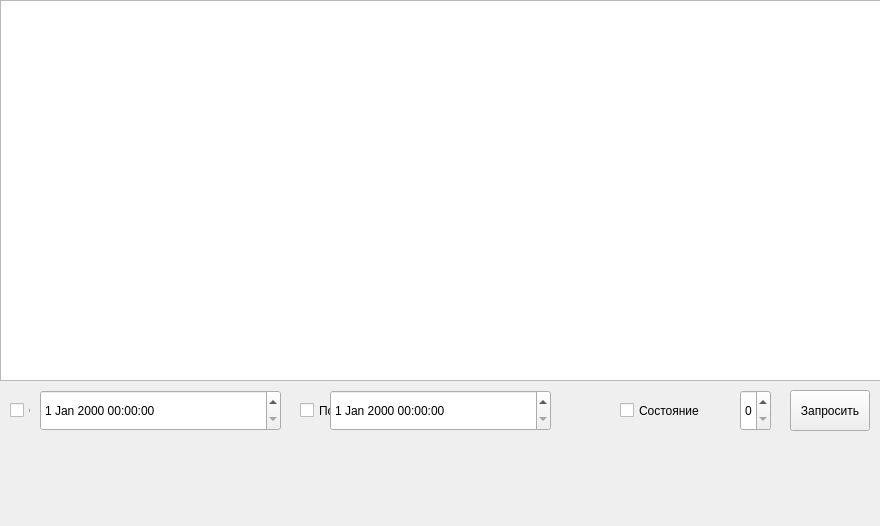
This is monitorGUI/showhistoryform.ui in systemkin/monitor as Qt 5 draws it before an edit. The edited form follows.
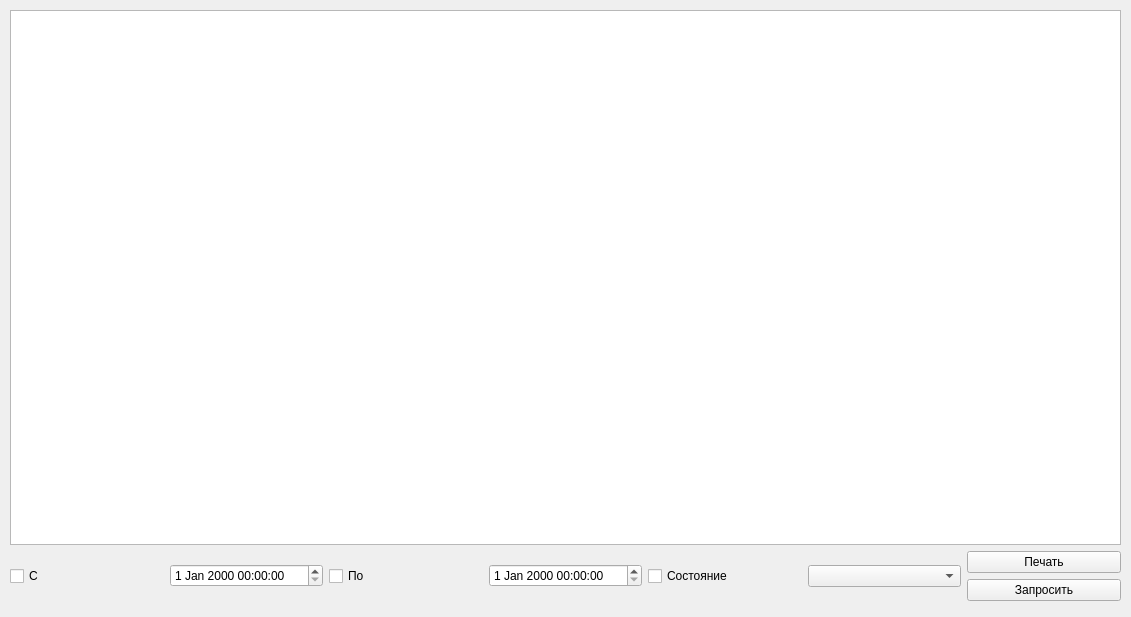
This is the edited form.

```diff
--- a/monitorGUI/showhistoryform.ui
+++ b/monitorGUI/showhistoryform.ui
@@ -6,61 +6,18 @@
    <rect>
     <x>0</x>
     <y>0</y>
-    <width>880</width>
-    <height>526</height>
+    <width>1131</width>
+    <height>617</height>
    </rect>
   </property>
   <property name="windowTitle">
    <string>Form</string>
   </property>
-  <widget class="QTableView" name="tableView">
-   <property name="geometry">
-    <rect>
-     <x>0</x>
-     <y>0</y>
-     <width>881</width>
-     <height>381</height>
-    </rect>
-   </property>
-  </widget>
-  <widget class="QPushButton" name="pushButton">
-   <property name="geometry">
-    <rect>
-     <x>790</x>
-     <y>390</y>
-     <width>80</width>
-     <height>41</height>
-    </rect>
-   </property>
-   <property name="text">
-    <string>Запросить</string>
-   </property>
-  </widget>
-  <widget class="QDateTimeEdit" name="dateTimeEdit">
-   <property name="geometry">
-    <rect>
-     <x>40</x>
-     <y>390</y>
-     <width>241</width>
-     <height>41</height>
-    </rect>
-   </property>
-  </widget>
-  <widget class="QDateTimeEdit" name="dateTimeEdit_2">
-   <property name="geometry">
-    <rect>
-     <x>330</x>
-     <y>390</y>
-     <width>221</width>
-     <height>41</height>
-    </rect>
-   </property>
-  </widget>
   <widget class="QLabel" name="label">
    <property name="geometry">
     <rect>
-     <x>0</x>
-     <y>390</y>
+     <x>10</x>
+     <y>570</y>
      <width>16</width>
      <height>41</height>
     </rect>
@@ -75,57 +32,75 @@
     <set>Qt::AlignRight|Qt::AlignTrailing|Qt::AlignVCenter</set>
    </property>
   </widget>
-  <widget class="QSpinBox" name="spinBox">
-   <property name="geometry">
-    <rect>
-     <x>740</x>
-     <y>390</y>
-     <width>31</width>
-     <height>41</height>
-    </rect>
-   </property>
-  </widget>
-  <widget class="QCheckBox" name="checkBox">
+  <widget class="QWidget" name="verticalLayoutWidget">
    <property name="geometry">
     <rect>
      <x>10</x>
-     <y>390</y>
-     <width>21</width>
-     <height>41</height>
+     <y>10</y>
+     <width>1111</width>
+     <height>591</height>
     </rect>
    </property>
-   <property name="text">
-    <string>С</string>
-   </property>
-  </widget>
-  <widget class="QCheckBox" name="checkBox_2">
-   <property name="geometry">
-    <rect>
-     <x>300</x>
-     <y>390</y>
-     <width>31</width>
-     <height>41</height>
-    </rect>
-   </property>
-   <property name="layoutDirection">
-    <enum>Qt::LeftToRight</enum>
-   </property>
-   <property name="text">
-    <string>По</string>
-   </property>
-  </widget>
-  <widget class="QCheckBox" name="checkBox_3">
-   <property name="geometry">
-    <rect>
-     <x>620</x>
-     <y>390</y>
-     <width>111</width>
-     <height>41</height>
-    </rect>
-   </property>
-   <property name="text">
-    <string>Состояние</string>
-   </property>
+   <layout class="QVBoxLayout" name="verticalLayout">
+    <item>
+     <widget class="QTableView" name="tableView"/>
+    </item>
+    <item>
+     <layout class="QHBoxLayout" name="horizontalLayout">
+      <item>
+       <widget class="QCheckBox" name="checkBox">
+        <property name="text">
+         <string>С</string>
+        </property>
+       </widget>
+      </item>
+      <item>
+       <widget class="QDateTimeEdit" name="dateTimeEdit"/>
+      </item>
+      <item>
+       <widget class="QCheckBox" name="checkBox_2">
+        <property name="layoutDirection">
+         <enum>Qt::LeftToRight</enum>
+        </property>
+        <property name="text">
+         <string>По</string>
+        </property>
+       </widget>
+      </item>
+      <item>
+       <widget class="QDateTimeEdit" name="dateTimeEdit_2"/>
+      </item>
+      <item>
+       <widget class="QCheckBox" name="checkBox_3">
+        <property name="text">
+         <string>Состояние</string>
+        </property>
+       </widget>
+      </item>
+      <item>
+       <widget class="QComboBox" name="comboBox"/>
+      </item>
+      <item>
+       <layout class="QVBoxLayout" name="verticalLayout_2">
+        <item>
+         <widget class="QPushButton" name="pushButton_2">
+          <property name="text">
+           <string>Печать</string>
+          </property>
+         </widget>
+        </item>
+        <item>
+         <widget class="QPushButton" name="pushButton">
+          <property name="text">
+           <string>Запросить</string>
+          </property>
+         </widget>
+        </item>
+       </layout>
+      </item>
+     </layout>
+    </item>
+   </layout>
   </widget>
  </widget>
  <resources/>
```
